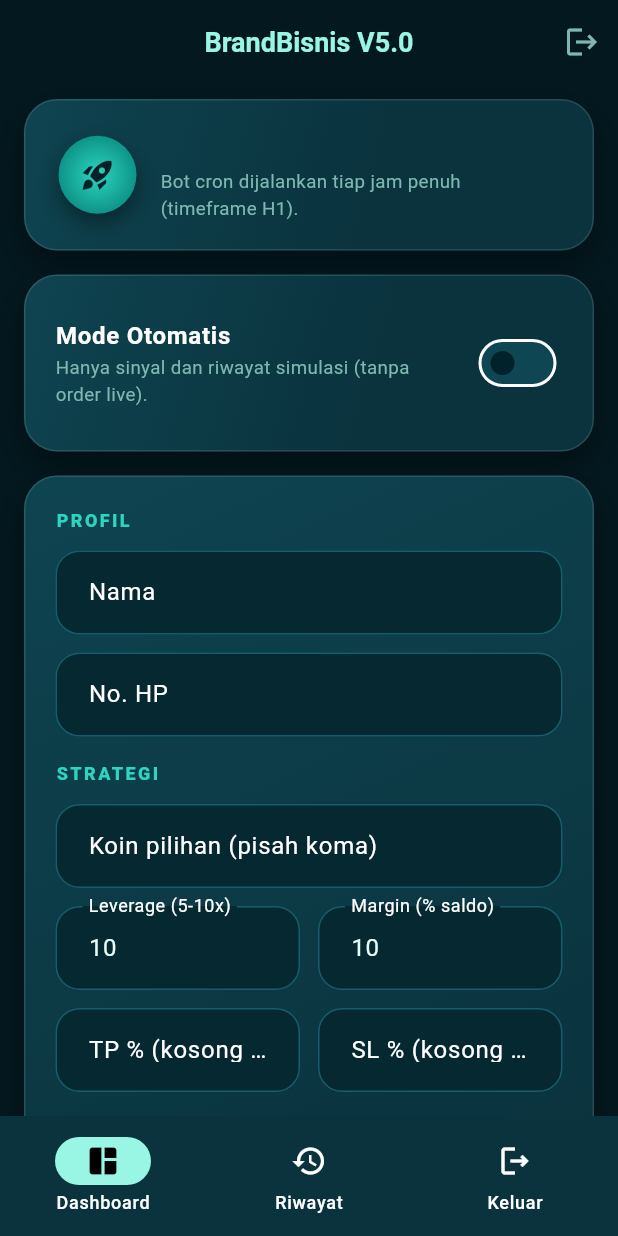
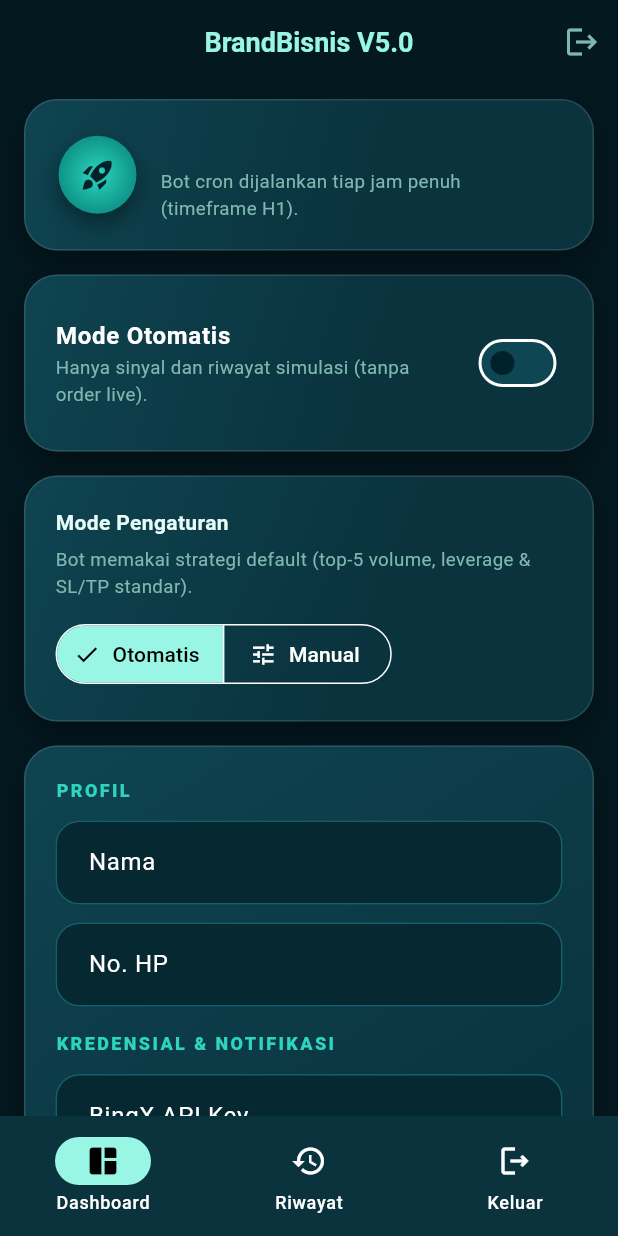
Before and after one commit to sabar2023/robot-otomatis, a Flutter app: the screen it shows once a user with an empty profile is signed in, on a phone screen of 412 x 824 dp. Run offline on Flutter 3.47's test engine with Material 3 defaults, Android fonts, the phone set to English and light mode, and no system bars; our stand-ins replace supabase_flutter; accounts and stored records are empty.

Commit message:
feat(vst): mode pengaturan Otomatis/Manual + default leverage 5x
- user_settings.mode_manual: Otomatis (default) abaikan manual, pakai default config; Manual pakai nilai user
- dashboard Flutter: SegmentedButton Otomatis/Manual + field strategi hanya tampil saat manual
- LEVERAGE_DEFAULT 10->5 sesuai keputusan drawdown
Co-authored-by: monkeycode-ai <monkeycode-ai@chaitin.com>

```diff
--- a/app/lib/screens/dashboard_screen.dart
+++ b/app/lib/screens/dashboard_screen.dart
@@ -17,7 +17,7 @@ class _DashboardScreenState extends State<DashboardScreen> {
   final _nama = TextEditingController();
   final _hp = TextEditingController();
   final _coins = TextEditingController();
-  final _lev = TextEditingController(text: "10");
+  final _lev = TextEditingController(text: "5");
   final _margin = TextEditingController(text: "10");
   final _tp = TextEditingController();
   final _sl = TextEditingController();
@@ -25,6 +25,7 @@ class _DashboardScreenState extends State<DashboardScreen> {
   final _sec = TextEditingController();
   final _tg = TextEditingController();
   bool _mode = false;
+  bool _manual = false;
   bool _loaded = false;
   bool _busy = false;
   String? _msg;
@@ -68,15 +69,17 @@ class _DashboardScreenState extends State<DashboardScreen> {
           "api_key_encrypted": "",
           "secret_key_encrypted": "",
           "mode_otomatis": false,
+          "mode_manual": false,
           "koin_pilihan": <String>[],
           "margin_persen": 10,
-          "leverage": 10,
+          "leverage": 5,
         });
       } else {
         _mode = (st["mode_otomatis"] ?? false) as bool;
+        _manual = (st["mode_manual"] ?? false) as bool;
         final coins = (st["koin_pilihan"] as List?) ?? const [];
         _coins.text = coins.map((e) => e.toString()).join(", ");
-        _lev.text = (st["leverage"] ?? 10).toString();
+        _lev.text = (st["leverage"] ?? 5).toString();
         _margin.text = (st["margin_persen"] ?? 10).toString();
         _tp.text = st["tp_persen"]?.toString() ?? "";
         _sl.text = st["sl_persen"]?.toString() ?? "";
@@ -110,8 +113,9 @@ class _DashboardScreenState extends State<DashboardScreen> {
       final payload = <String, dynamic>{
         "user_id": pid,
         "mode_otomatis": _mode,
+        "mode_manual": _manual,
         "koin_pilihan": _coins.text.split(",").map((s) => s.trim()).where((s) => s.isNotEmpty).toList(),
-        "leverage": _clampInt(_lev.text, 5, 20, 10),
+        "leverage": _clampInt(_lev.text, 5, 20, 5),
         "margin_persen": _clampDouble(_margin.text, 1, 100, 10),
         "tp_persen": _tp.text.trim().isEmpty ? null : double.parse(_tp.text.trim()),
         "sl_persen": _sl.text.trim().isEmpty ? null : double.parse(_sl.text.trim()),
@@ -203,6 +207,30 @@ class _DashboardScreenState extends State<DashboardScreen> {
           child: Column(
             crossAxisAlignment: CrossAxisAlignment.start,
             children: [
+              const Text("Mode Pengaturan", style: TextStyle(fontWeight: FontWeight.w700)),
+              const SizedBox(height: 6),
+              Text(
+                _manual
+                    ? "Anda mengatur koin, leverage, margin, TP/SL sendiri."
+                    : "Bot memakai strategi default (top-5 volume, leverage & SL/TP standar).",
+                style: const TextStyle(color: textMuted, fontSize: 12.5),
+              ),
+              const SizedBox(height: 12),
+              SegmentedButton<bool>(
+                segments: const [
+                  ButtonSegment(value: false, label: Text("Otomatis"), icon: Icon(Icons.smart_toy_outlined)),
+                  ButtonSegment(value: true, label: Text("Manual"), icon: Icon(Icons.tune)),
+                ],
+                selected: <bool>{_manual},
+                onSelectionChanged: (s) => setState(() => _manual = s.first),
+              ),
+            ],
+          ),
+        ),
+        panelCard(
+          child: Column(
+            crossAxisAlignment: CrossAxisAlignment.start,
+            children: [
               const _SectionTitle("Profil"),
               const SizedBox(height: 12),
               TextField(controller: _nama, decoration: appDecoration(label: "Nama")),
@@ -213,6 +241,7 @@ class _DashboardScreenState extends State<DashboardScreen> {
                 decoration: appDecoration(label: "No. HP"),
               ),
               const SizedBox(height: 16),
+              if (_manual) ...[
                 const _SectionTitle("Strategi"),
                 const SizedBox(height: 12),
                 TextField(
@@ -229,7 +258,7 @@ class _DashboardScreenState extends State<DashboardScreen> {
                       child: TextField(
                         controller: _lev,
                         keyboardType: TextInputType.number,
-                      decoration: appDecoration(label: "Leverage (5-10x)"),
+                        decoration: appDecoration(label: "Leverage (5-20x)"),
                       ),
                     ),
                     const SizedBox(width: 12),
@@ -263,6 +292,7 @@ class _DashboardScreenState extends State<DashboardScreen> {
                   ],
                 ),
                 const SizedBox(height: 16),
+              ],
               const _SectionTitle("Kredensial & Notifikasi"),
               const SizedBox(height: 12),
               TextField(
```
Also changed, not shown: 5 other files. Lines whose indentation alone changed are shown as unchanged.
